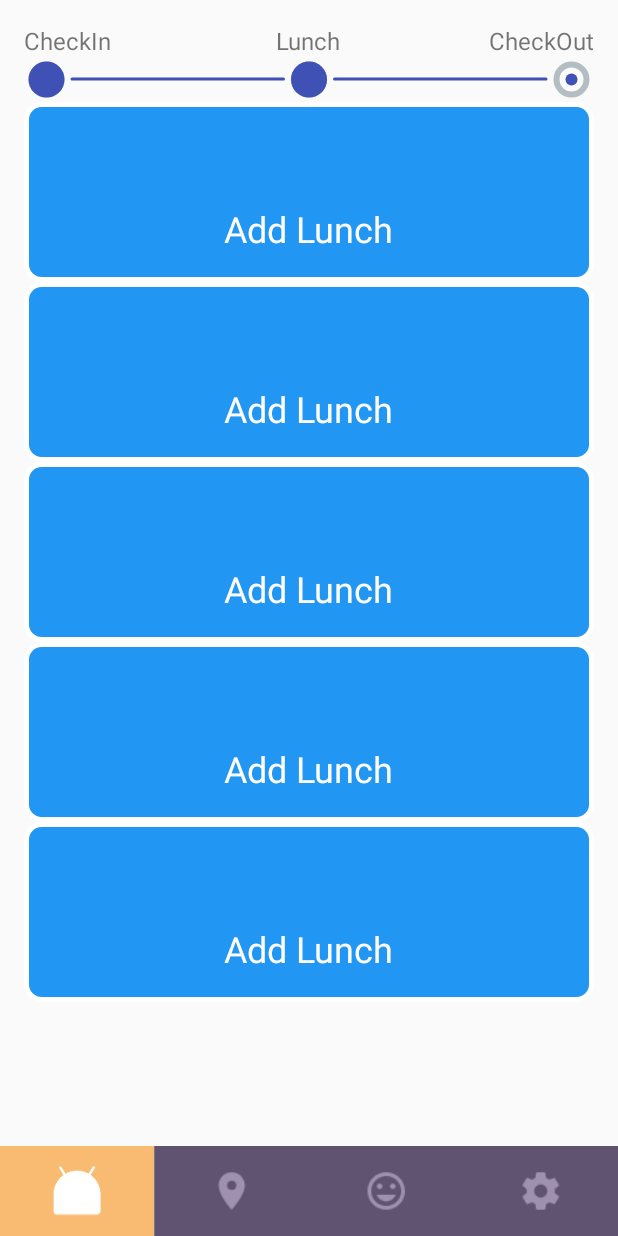
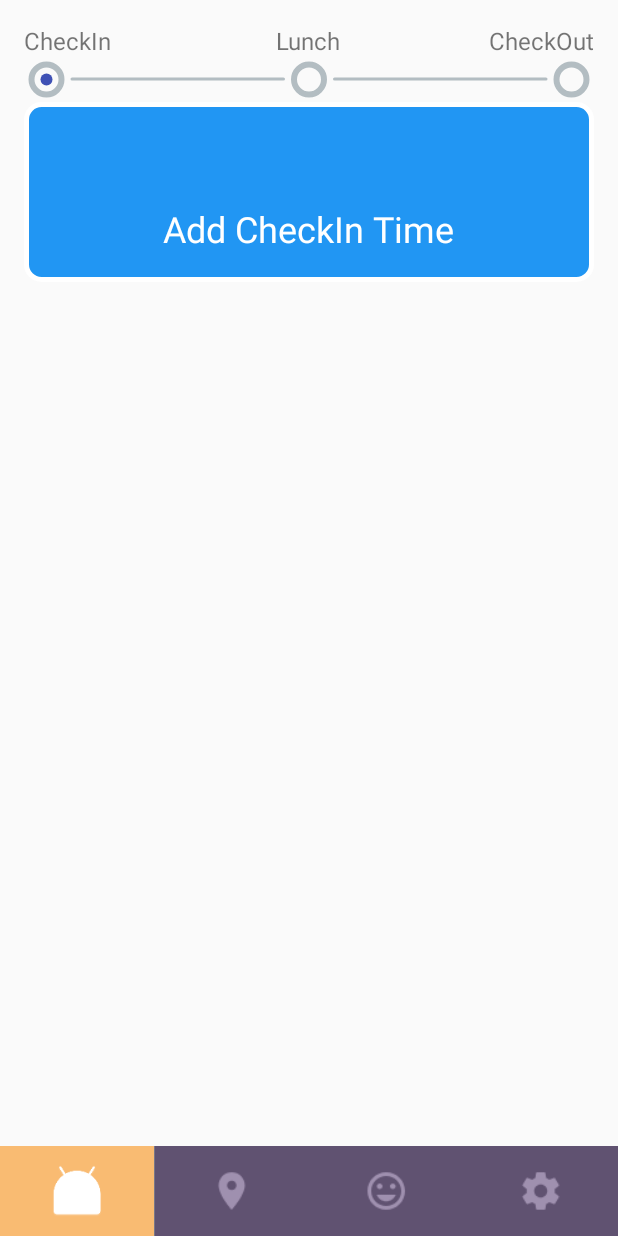
Before and after one commit to AadityaDev/Tracker, an Android app: the screen it shows after launch (HomeScreenActivity), on a phone screen of 412 x 824 dp. Run offline under Robolectric (Android 15) with nearby library versions, the phone set to English and light mode, and no system bars; our stand-ins replace ButterKnife.

Commit message:
employee card added

```diff
--- a/app/src/main/java/com/skybee/tracker/activities/HomeScreenActivity.java
+++ b/app/src/main/java/com/skybee/tracker/activities/HomeScreenActivity.java
@@ -10,6 +10,7 @@ import android.support.v4.view.ViewPager;
 import com.skybee.tracker.R;
 import com.skybee.tracker.core.BaseActivity;
 import com.skybee.tracker.ui.customview.navigationtabbar.ntb.NavigationTabBar;
+import com.skybee.tracker.ui.fragments.AdminFeed;
 import com.skybee.tracker.ui.fragments.Home;
 import com.skybee.tracker.ui.fragments.Map;
 import com.skybee.tracker.ui.fragments.Profile;
@@ -18,7 +19,7 @@ import com.skybee.tracker.ui.fragments.Setting;
 import java.util.ArrayList;
 
 public class HomeScreenActivity extends BaseActivity implements Home.OnFragmentInteractionListener, Map.OnFragmentInteractionListener,
-        Profile.OnFragmentInteractionListener, Setting.OnFragmentInteractionListener {
+        Profile.OnFragmentInteractionListener, Setting.OnFragmentInteractionListener,AdminFeed.OnFragmentInteractionListener {
 
     private FragmentPagerAdapter mPagerAdapter;
     private ViewPager mViewPager;
--- a/app/src/main/java/com/skybee/tracker/ui/adapters/TimeCardAdapter.java
+++ b/app/src/main/java/com/skybee/tracker/ui/adapters/TimeCardAdapter.java
@@ -20,7 +20,6 @@ import butterknife.Unbinder;
 public class TimeCardAdapter extends RecyclerView.Adapter<TimeCardAdapter.TimeCardViewHolder> {
 
     private List<TimeCard> timeCardList;
-    private Unbinder unbinder;
 
     public TimeCardAdapter(List<TimeCard> timeCardList) {
         this.timeCardList = timeCardList;
@@ -31,7 +30,6 @@ public class TimeCardAdapter extends RecyclerView.Adapter<TimeCardAdapter.TimeCa
         View itemView = null;
         LayoutInflater layoutInflater = LayoutInflater.from(parent.getContext());
         itemView = layoutInflater.inflate(R.layout.time_card, parent, false);
-        unbinder = ButterKnife.bind(this, parent);
         return new TimeCardViewHolder(itemView);
     }
 
@@ -56,13 +54,11 @@ public class TimeCardAdapter extends RecyclerView.Adapter<TimeCardAdapter.TimeCa
                     default:
                         holder.cardBackground.setBackgroundResource(R.drawable.empty_card_background);
                         setEmptyCard(holder);
-                        holder.eventText.setText("Add Lunch");
                         break;
                 }
             } else {
                 holder.cardBackground.setBackgroundResource(R.drawable.empty_card_background);
                 setEmptyCard(holder);
-                holder.eventText.setText("Add Lunch");
             }
             if (timeCard.getTime() != null) {
                 holder.timeText.setText(timeCard.getTime().toString());
@@ -104,6 +100,13 @@ public class TimeCardAdapter extends RecyclerView.Adapter<TimeCardAdapter.TimeCa
         RelativeLayout.LayoutParams layoutParams = (RelativeLayout.LayoutParams) timeCardViewHolder.eventText.getLayoutParams();
         layoutParams.addRule(RelativeLayout.CENTER_IN_PARENT, RelativeLayout.TRUE);
         timeCardViewHolder.eventText.setLayoutParams(layoutParams);
+        if(timeCardList.size()<=1){
+            timeCardViewHolder.eventText.setText(R.string.add_check_in);
+        }else if(timeCardList.size()<=2){
+            timeCardViewHolder.eventText.setText(R.string.add_check_lunch);
+        }else if(timeCardList.size()<=3){
+            timeCardViewHolder.eventText.setText(R.string.add_check_out);
+        }
     }
 
     public static class TimeCardViewHolder extends RecyclerView.ViewHolder {
--- a/app/src/main/java/com/skybee/tracker/ui/fragments/Home.java
+++ b/app/src/main/java/com/skybee/tracker/ui/fragments/Home.java
@@ -12,9 +12,11 @@ import android.view.ViewGroup;
 import android.widget.TextView;
 
 import com.skybee.tracker.R;
+import com.skybee.tracker.Utility;
 import com.skybee.tracker.constants.Constants;
 import com.skybee.tracker.model.TimeCard;
 import com.skybee.tracker.ui.adapters.TimeCardAdapter;
+import com.skybee.tracker.ui.customview.ItemClickSupport;
 import com.skybee.tracker.ui.customview.StepperIndicator;
 
 import java.util.ArrayList;
@@ -48,6 +50,7 @@ public class Home extends Fragment {
     private List<TimeCard> timeCardList;
     private LinearLayoutManager linearLayoutManager;
     private TimeCardAdapter timeCardAdapter;
+    private int progress = 1;
 
     public Home() {
         // Required empty public constructor
@@ -84,29 +87,40 @@ public class Home extends Fragment {
     public View onCreateView(LayoutInflater inflater, ViewGroup container,
                              Bundle savedInstanceState) {
         // Inflate the layout for this fragment
-        View view=inflater.inflate(R.layout.fragment_home, container, false);
-        stepperIndicator=(StepperIndicator)view.findViewById(R.id.stepper_indicator);
-        stepperIndicator.setCurrentStep(2);
-        checkInText=(TextView)view.findViewById(R.id.check_in_heading);
+        View view = inflater.inflate(R.layout.fragment_home, container, false);
+        stepperIndicator = (StepperIndicator) view.findViewById(R.id.stepper_indicator);
+        checkInText = (TextView) view.findViewById(R.id.check_in_heading);
         checkInText.setText(Constants.HeadingText.CHECK_IN);
-        lunchText=(TextView)view.findViewById(R.id.lunch_heading);
+        lunchText = (TextView) view.findViewById(R.id.lunch_heading);
         lunchText.setText(Constants.HeadingText.CHECK_LUNCH);
-        checkOutText=(TextView)view.findViewById(R.id.check_out_heading);
+        checkOutText = (TextView) view.findViewById(R.id.check_out_heading);
         checkOutText.setText(Constants.HeadingText.CHECK_OUT);
-        timeCards =(RecyclerView)view.findViewById(R.id.time_list);
+        timeCards = (RecyclerView) view.findViewById(R.id.time_list);
         timeCards.setHasFixedSize(true);
-        linearLayoutManager=new LinearLayoutManager(getContext());
+        linearLayoutManager = new LinearLayoutManager(getContext());
         linearLayoutManager.setOrientation(LinearLayoutManager.VERTICAL);
         timeCards.setLayoutManager(linearLayoutManager);
-        timeCardList=new ArrayList<>();
-        timeCardAdapter=new TimeCardAdapter(timeCardList);
+        timeCardList = new ArrayList<>();
+        timeCardAdapter = new TimeCardAdapter(timeCardList);
         timeCards.setAdapter(timeCardAdapter);
-        for(int i=0;i<5;i++){
-            TimeCard timeCard=new TimeCard();
-//            timeCard.setEvent(Constants.HeadingText.CHECK_OFF);
-            timeCard.setTime(new Date());
-            timeCardList.add(timeCard);
-        }
+        addTimeCard();
+        ItemClickSupport.addTo(timeCards).setOnItemClickListener(new ItemClickSupport.OnItemClickListener() {
+            @Override
+            public void onItemClicked(RecyclerView recyclerView, int position, View v) {
+                if (timeCardList.get(position).getEvent() == null || timeCardList.get(position).getEvent().equals(Constants.HeadingText.EMPTY_CARD)) {
+                    if (timeCardList.size() <= Constants.NUMBER_OF_CARDS) {
+                        Utility.setEventType(timeCardList.get(position), timeCardList.size());
+                        timeCardList.get(position).setTime(new Date());
+                        timeCardAdapter.notifyDataSetChanged();
+                        stepperIndicator.setCurrentStep(progress);
+                        progress++;
+                        if(timeCardList.size()<Constants.NUMBER_OF_CARDS){
+                            addTimeCard();
+                        }
+                    }
+                }
+            }
+        });
         return view;
     }
 
@@ -139,7 +153,7 @@ public class Home extends Fragment {
      * fragment to allow an interaction in this fragment to be communicated
      * to the activity and potentially other fragments contained in that
      * activity.
-     * <p>
+     * <p/>
      * See the Android Training lesson <a href=
      * "http://developer.android.com/training/basics/fragments/communicating.html"
      * >Communicating with Other Fragments</a> for more information.
@@ -148,4 +162,11 @@ public class Home extends Fragment {
         // TODO: Update argument type and name
         void onFragmentInteraction(Uri uri);
     }
+
+    public void addTimeCard() {
+        TimeCard timeCard = new TimeCard();
+        timeCard.setTime(new Date());
+        timeCardList.add(timeCard);
+    }
+
 }
--- a/app/src/main/res/layout/time_card.xml
+++ b/app/src/main/res/layout/time_card.xml
@@ -2,7 +2,7 @@
 <RelativeLayout xmlns:android="http://schemas.android.com/apk/res/android"
     android:id="@+id/background"
     android:layout_width="match_parent"
-    android:layout_height="120dp"
+    android:layout_height="@dimen/dimen_120dp"
     android:orientation="vertical"
     android:padding="@dimen/dimen_16dp">
 
--- a/app/src/main/res/values/dimens.xml
+++ b/app/src/main/res/values/dimens.xml
@@ -17,6 +17,7 @@
     <dimen name="dimen_60dp">60dp</dimen>
     <dimen name="dimen_80dp">80dp</dimen>
     <dimen name="dimen_100dp">100dp</dimen>
+    <dimen name="dimen_120dp">120dp</dimen>
     <dimen name="dimen_160dp">160dp</dimen>
 
     <dimen name="dimen_300dp">300dp</dimen>
--- a/app/src/main/res/values/strings.xml
+++ b/app/src/main/res/values/strings.xml
@@ -5,4 +5,8 @@
     <!-- TODO: Remove or change this placeholder text -->
     <string name="hello_blank_fragment">Hello blank fragment</string>
     <string name="logout_text">LOGOUT</string>
+    <string name="add_check_in">Add CheckIn Time</string>
+    <string name="add_check_out">Add CheckOut Time</string>
+    <string name="add_check_lunch">Add Lunch Time</string>
+
 </resources>
```
Also changed, not shown: app/build.gradle (+6 -6 lines), app/src/main/java/com/skybee/tracker/Utility.java (+11 -6 lines), app/src/main/java/com/skybee/tracker/constants/Constants.java (+19 -12 lines).
